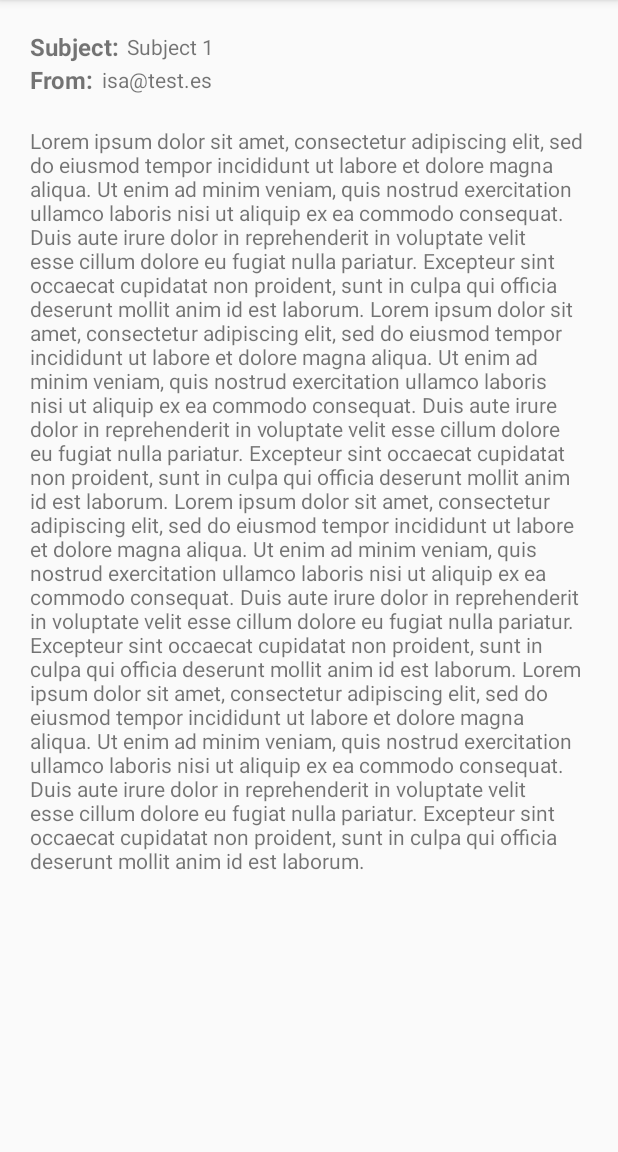
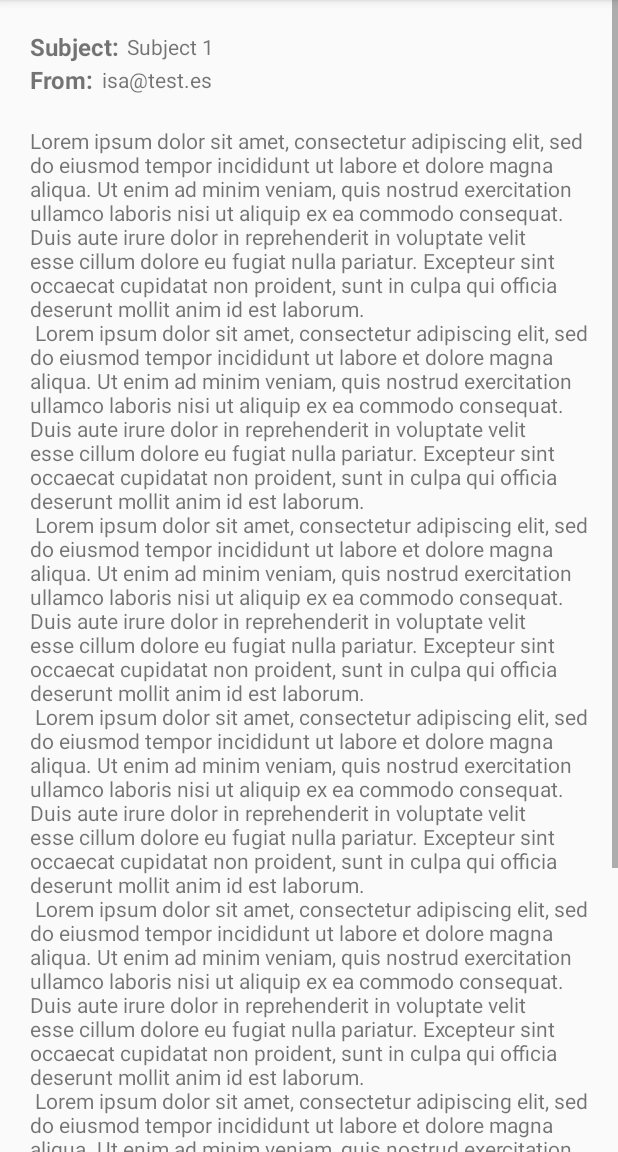
Before and after one commit to juliolopeztorres/android_course_session_06_lab, an Android app: the screen it shows after launch (DetailsActivity), after a tap on an icon or button, on a phone screen of 412 x 824 dp, the part 84-1236 px from its top. Run offline under Robolectric (Android 15) with nearby library versions, the light colour scheme and no system bars.

Commit message:
chore: Add break lines (\n) to fake message

```diff
--- a/app/src/main/res/values/strings.xml
+++ b/app/src/main/res/values/strings.xml
@@ -2,8 +2,11 @@
     <string name="app_name">MyMail</string>
     <string name="mail_detail_subject">Subject:</string>
     <string name="mail_detail_from">From:</string>
-    <string name="fake_mail_message">Lorem ipsum dolor sit amet, consectetur adipiscing elit, sed do eiusmod tempor incididunt ut labore et dolore magna aliqua. Ut enim ad minim veniam, quis nostrud exercitation ullamco laboris nisi ut aliquip ex ea commodo consequat. Duis aute irure dolor in reprehenderit in voluptate velit esse cillum dolore eu fugiat nulla pariatur. Excepteur sint occaecat cupidatat non proident, sunt in culpa qui officia deserunt mollit anim id est laborum.
-        Lorem ipsum dolor sit amet, consectetur adipiscing elit, sed do eiusmod tempor incididunt ut labore et dolore magna aliqua. Ut enim ad minim veniam, quis nostrud exercitation ullamco laboris nisi ut aliquip ex ea commodo consequat. Duis aute irure dolor in reprehenderit in voluptate velit esse cillum dolore eu fugiat nulla pariatur. Excepteur sint occaecat cupidatat non proident, sunt in culpa qui officia deserunt mollit anim id est laborum.
-        Lorem ipsum dolor sit amet, consectetur adipiscing elit, sed do eiusmod tempor incididunt ut labore et dolore magna aliqua. Ut enim ad minim veniam, quis nostrud exercitation ullamco laboris nisi ut aliquip ex ea commodo consequat. Duis aute irure dolor in reprehenderit in voluptate velit esse cillum dolore eu fugiat nulla pariatur. Excepteur sint occaecat cupidatat non proident, sunt in culpa qui officia deserunt mollit anim id est laborum.
-        Lorem ipsum dolor sit amet, consectetur adipiscing elit, sed do eiusmod tempor incididunt ut labore et dolore magna aliqua. Ut enim ad minim veniam, quis nostrud exercitation ullamco laboris nisi ut aliquip ex ea commodo consequat. Duis aute irure dolor in reprehenderit in voluptate velit esse cillum dolore eu fugiat nulla pariatur. Excepteur sint occaecat cupidatat non proident, sunt in culpa qui officia deserunt mollit anim id est laborum.</string>
+    <string name="fake_mail_message">Lorem ipsum dolor sit amet, consectetur adipiscing elit, sed do eiusmod tempor incididunt ut labore et dolore magna aliqua. Ut enim ad minim veniam, quis nostrud exercitation ullamco laboris nisi ut aliquip ex ea commodo consequat. Duis aute irure dolor in reprehenderit in voluptate velit esse cillum dolore eu fugiat nulla pariatur. Excepteur sint occaecat cupidatat non proident, sunt in culpa qui officia deserunt mollit anim id est laborum. \n
+        Lorem ipsum dolor sit amet, consectetur adipiscing elit, sed do eiusmod tempor incididunt ut labore et dolore magna aliqua. Ut enim ad minim veniam, quis nostrud exercitation ullamco laboris nisi ut aliquip ex ea commodo consequat. Duis aute irure dolor in reprehenderit in voluptate velit esse cillum dolore eu fugiat nulla pariatur. Excepteur sint occaecat cupidatat non proident, sunt in culpa qui officia deserunt mollit anim id est laborum. \n
+        Lorem ipsum dolor sit amet, consectetur adipiscing elit, sed do eiusmod tempor incididunt ut labore et dolore magna aliqua. Ut enim ad minim veniam, quis nostrud exercitation ullamco laboris nisi ut aliquip ex ea commodo consequat. Duis aute irure dolor in reprehenderit in voluptate velit esse cillum dolore eu fugiat nulla pariatur. Excepteur sint occaecat cupidatat non proident, sunt in culpa qui officia deserunt mollit anim id est laborum. \n
+        Lorem ipsum dolor sit amet, consectetur adipiscing elit, sed do eiusmod tempor incididunt ut labore et dolore magna aliqua. Ut enim ad minim veniam, quis nostrud exercitation ullamco laboris nisi ut aliquip ex ea commodo consequat. Duis aute irure dolor in reprehenderit in voluptate velit esse cillum dolore eu fugiat nulla pariatur. Excepteur sint occaecat cupidatat non proident, sunt in culpa qui officia deserunt mollit anim id est laborum. \n
+        Lorem ipsum dolor sit amet, consectetur adipiscing elit, sed do eiusmod tempor incididunt ut labore et dolore magna aliqua. Ut enim ad minim veniam, quis nostrud exercitation ullamco laboris nisi ut aliquip ex ea commodo consequat. Duis aute irure dolor in reprehenderit in voluptate velit esse cillum dolore eu fugiat nulla pariatur. Excepteur sint occaecat cupidatat non proident, sunt in culpa qui officia deserunt mollit anim id est laborum. \n
+        Lorem ipsum dolor sit amet, consectetur adipiscing elit, sed do eiusmod tempor incididunt ut labore et dolore magna aliqua. Ut enim ad minim veniam, quis nostrud exercitation ullamco laboris nisi ut aliquip ex ea commodo consequat. Duis aute irure dolor in reprehenderit in voluptate velit esse cillum dolore eu fugiat nulla pariatur. Excepteur sint occaecat cupidatat non proident, sunt in culpa qui officia deserunt mollit anim id est laborum. \n
+        Lorem ipsum dolor sit amet, consectetur adipiscing elit, sed do eiusmod tempor incididunt ut labore et dolore magna aliqua. Ut enim ad minim veniam, quis nostrud exercitation ullamco laboris nisi ut aliquip ex ea commodo consequat. Duis aute irure dolor in reprehenderit in voluptate velit esse cillum dolore eu fugiat nulla pariatur. Excepteur sint occaecat cupidatat non proident, sunt in culpa qui officia deserunt mollit anim id est laborum. \n</string>
 </resources>
```
